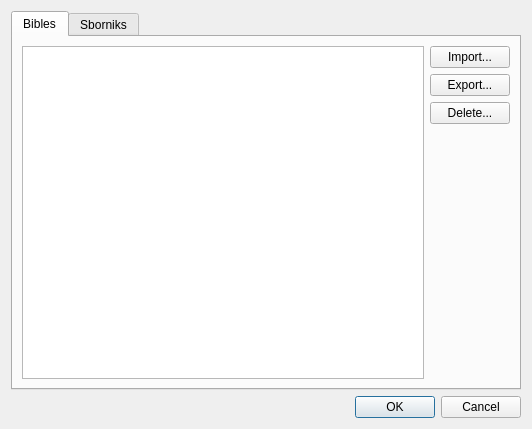
SoftProjector/src, file src/managedatadialog.ui: the form before one commit.
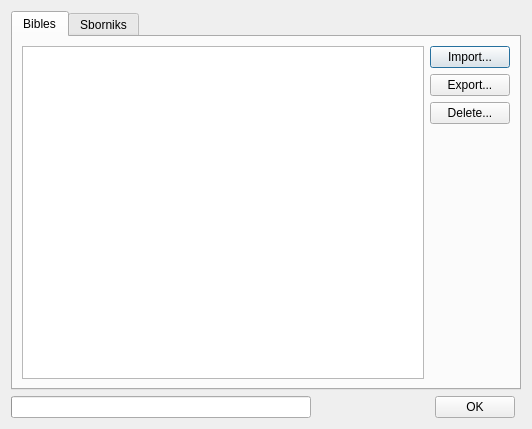
The form after the commit. The open tabs and pages were chosen to show the change.

```diff
--- a/src/managedatadialog.ui
+++ b/src/managedatadialog.ui
@@ -13,18 +13,8 @@
   <property name="windowTitle">
    <string>Dialog</string>
   </property>
-  <layout class="QGridLayout" name="gridLayout_14">
-   <item row="2" column="0">
-    <widget class="QDialogButtonBox" name="buttonBox">
-     <property name="orientation">
-      <enum>Qt::Horizontal</enum>
-     </property>
-     <property name="standardButtons">
-      <set>QDialogButtonBox::Cancel|QDialogButtonBox::Ok</set>
-     </property>
-    </widget>
-   </item>
-   <item row="1" column="0">
+  <layout class="QGridLayout" name="gridLayout_2">
+   <item row="0" column="0" colspan="4">
     <widget class="QTabWidget" name="tabWidget">
      <property name="currentIndex">
       <number>1</number>
@@ -131,6 +121,42 @@
      </widget>
     </widget>
    </item>
+   <item row="1" column="0">
+    <widget class="QProgressBar" name="pbar">
+     <property name="minimumSize">
+      <size>
+       <width>300</width>
+       <height>0</height>
+      </size>
+     </property>
+     <property name="alignment">
+      <set>Qt::AlignCenter</set>
+     </property>
+     <property name="format">
+      <string>%v  -  %p%</string>
+     </property>
+    </widget>
+   </item>
+   <item row="1" column="1">
+    <spacer name="horizontalSpacer">
+     <property name="orientation">
+      <enum>Qt::Horizontal</enum>
+     </property>
+     <property name="sizeHint" stdset="0">
+      <size>
+       <width>216</width>
+       <height>20</height>
+      </size>
+     </property>
+    </spacer>
+   </item>
+   <item row="1" column="2">
+    <widget class="QPushButton" name="ok_pushButton">
+     <property name="text">
+      <string>OK</string>
+     </property>
+    </widget>
+   </item>
   </layout>
  </widget>
  <resources/>
```
Left out of the diff: 43 changed lines with no effect on the pictures.
